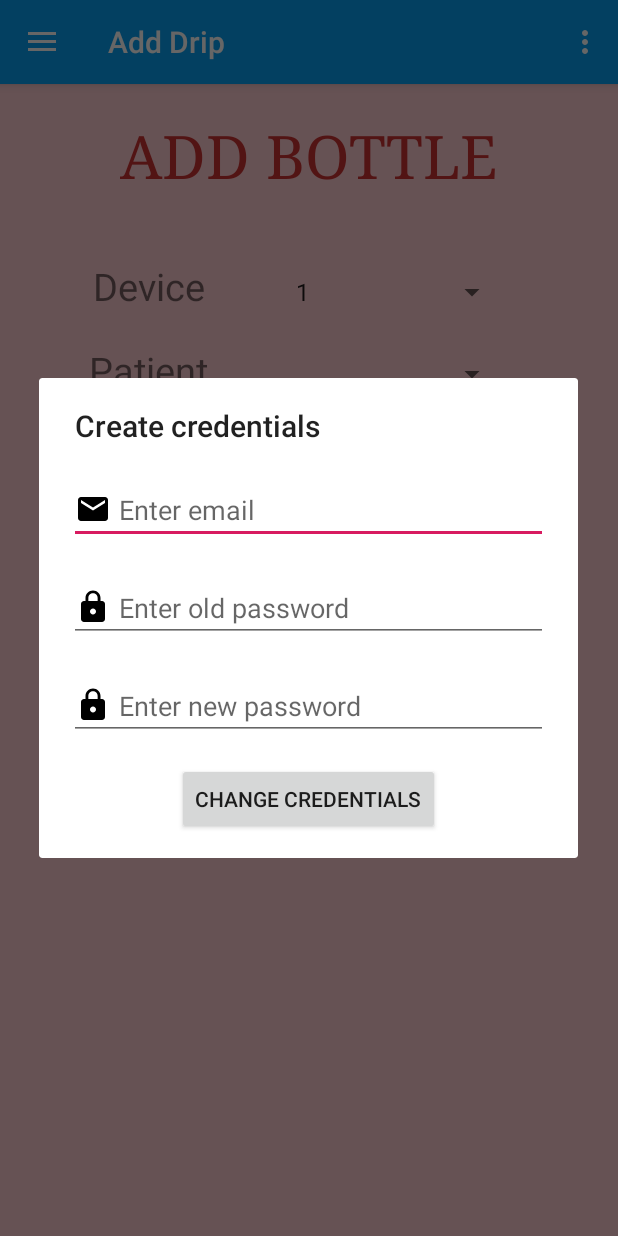
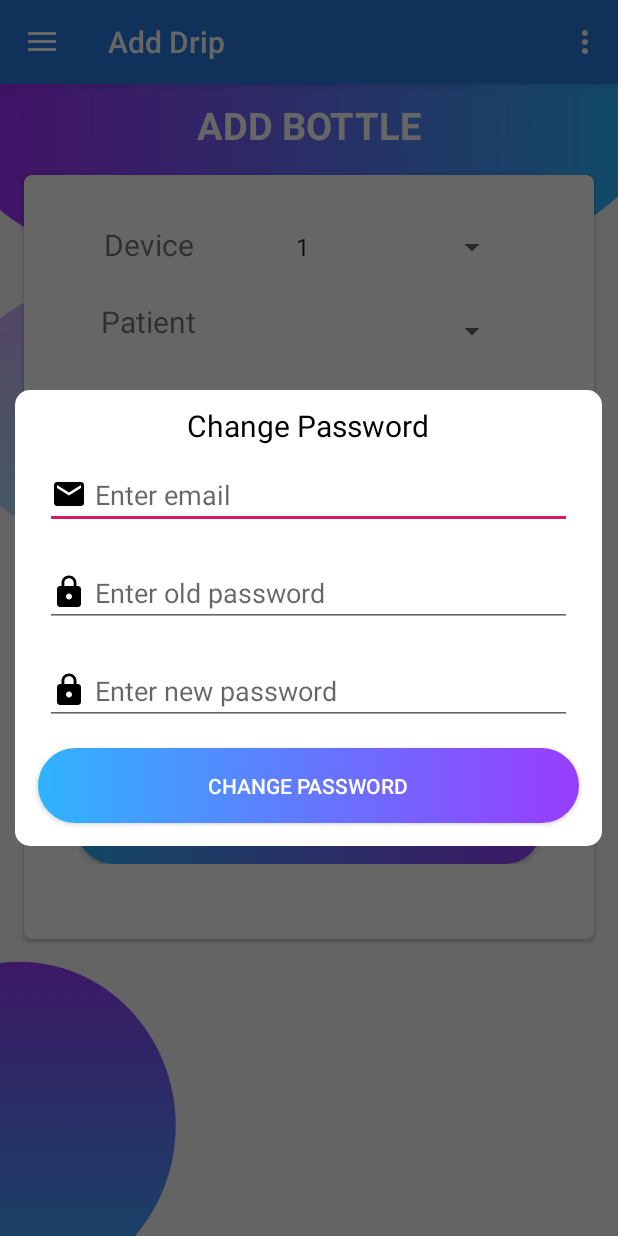
Before and after one commit to pratikg1999/Bottle_Monitor, an Android app: the NavActivity screen opened directly, with no data from a screen before it, in the options menu, after a tap on "Change password", on a phone screen of 412 x 824 dp. Run offline under Robolectric (Android 15) with nearby library versions, the phone set to English and light mode, and no system bars; our stand-ins replace Firebase (no records; nobody signed in at launch, a user with empty details on screens opened directly), navigation-ui; 2 statements that could not run were skipped.

Commit message:
After add bottle , Dialog UI upgrade

```diff
--- a/app/src/main/java/com/example/bottle_monitor/LoginActivity.java
+++ b/app/src/main/java/com/example/bottle_monitor/LoginActivity.java
@@ -7,7 +7,9 @@ import androidx.appcompat.app.AppCompatActivity;
 import android.content.Context;
 import android.content.Intent;
 import android.content.SharedPreferences;
+import android.graphics.Color;
 import android.graphics.Paint;
+import android.graphics.drawable.ColorDrawable;
 import android.os.Bundle;
 import android.util.Log;
 import android.util.Patterns;
@@ -120,8 +122,8 @@ import com.google.firebase.database.ValueEventListener;
         View v = inflater.inflate(R.layout.change_pass_view,null);
         AlertDialog.Builder dialogBuilder = new AlertDialog.Builder(this);
         dialogBuilder.setView(v);
-        dialogBuilder.setTitle("Create credentials");
         final AlertDialog dialog = dialogBuilder.create();
+        dialog.getWindow().setBackgroundDrawable(new ColorDrawable(Color.TRANSPARENT));
         dialog.show();
 
         EditText et_new_email = v.findViewById(R.id.et_new_email);
--- a/app/src/main/java/com/example/bottle_monitor/NavActivity.java
+++ b/app/src/main/java/com/example/bottle_monitor/NavActivity.java
@@ -6,6 +6,7 @@ import android.content.Context;
 import android.content.Intent;
 import android.content.SharedPreferences;
 import android.graphics.Color;
+import android.graphics.drawable.ColorDrawable;
 import android.net.Uri;
 import android.os.Bundle;
 
@@ -186,8 +187,9 @@ public class NavActivity extends AppCompatActivity  implements  AddBottleFragmen
         View v = inflater.inflate(R.layout.change_pass_view,null);
         AlertDialog.Builder dialogBuilder = new AlertDialog.Builder(this);
         dialogBuilder.setView(v);
-        dialogBuilder.setTitle("Create credentials");
+        //dialogBuilder.setTitle("Change Password");
         final AlertDialog dialog = dialogBuilder.create();
+        dialog.getWindow().setBackgroundDrawable(new ColorDrawable(Color.TRANSPARENT));
         dialog.show();
 
         EditText et_new_email = v.findViewById(R.id.et_new_email);
--- a/app/src/main/res/drawable-v24/bt_uifb.xml
+++ b/app/src/main/res/drawable-v24/bt_uifb.xml
@@ -1,18 +1,19 @@
 <?xml version="1.0" encoding="utf-8"?>
-<selector xmlns:android="http://schemas.android.com/apk/res/android">
+<shape xmlns:android="http://schemas.android.com/apk/res/android"
+    android:shape="rectangle">
 
-    <item android:state_pressed="true">
-        <shape android:shape="rectangle">
-            <solid android:color="@color/colorPurple"></solid>
-            <corners android:radius="100dp" />
-        </shape>
-    </item>
+    <gradient
+        android:startColor="#1589E0"
+        android:endColor="#2B2B9E"
+        android:angle="270"
+        android:gradientRadius="30dp"
+        />
+    <corners android:radius="22dp"/>
+    <padding android:top="10dp"
+        android:bottom="10dp"
+        android:left="10dp"
+        android:right="10dp"/>
+    <stroke android:color="#EDE9F3"
+        android:width="2dp"/>
 
-    <item>
-        <shape android:shape="rectangle">
-            <solid android:color="@color/colorWhite"/>
-            <corners android:radius="100dp" />
-            <stroke android:color="@color/colorPurple" android:width="1dp"/>
-        </shape>
-    </item>
-</selector>
+</shape>
--- a/app/src/main/res/drawable/border.xml
+++ b/app/src/main/res/drawable/border.xml
@@ -1,8 +1,8 @@
 <?xml version="1.0" encoding="utf-8"?>
 <shape xmlns:android="http://schemas.android.com/apk/res/android"
     android:shape="rectangle">
-    <solid android:color="#FFFFFF" />
+    <solid android:color="#E6D6D6" />
     <stroke
         android:width="1dp"
-        android:color="#CCCCCC" />
+        android:color="#0F08E6" />
 </shape>
--- /dev/null
+++ b/app/src/main/res/drawable/roundcorner.xml
@@ -0,0 +1,12 @@
+<?xml version="1.0" encoding="utf-8"?>
+<shape xmlns:android="http://schemas.android.com/apk/res/android">
+    <solid
+        android:color="@color/colorWhite"/>
+    <corners
+        android:radius="10dp" />
+    <padding
+        android:left="10dp"
+        android:top="10dp"
+        android:right="10dp"
+        android:bottom="10dp" />
+</shape>
--- a/app/src/main/res/layout/change_pass_view.xml
+++ b/app/src/main/res/layout/change_pass_view.xml
@@ -3,7 +3,16 @@
     android:orientation="vertical" android:layout_width="match_parent"
     android:gravity="center"
     android:padding="10dp"
+    android:background="@drawable/roundcorner"
     android:layout_height="wrap_content">
+
+    <TextView
+        android:layout_gravity="center"
+        android:text="Change Password"
+        android:textSize="20dp"
+        android:textAppearance="@style/CardView.Dark"
+        android:layout_width="wrap_content"
+        android:layout_height="wrap_content"/>
 
     <EditText
         android:id="@+id/et_new_email"
@@ -35,11 +44,14 @@
         android:layout_height="wrap_content"/>
 
     <Button
+        android:background="@drawable/bg_ui"
         android:id="@+id/bt_change_credentials"
-        android:layout_width="wrap_content"
+        android:layout_width="match_parent"
         android:layout_height="wrap_content"
         android:layout_margin="5dp"
-        android:text="Change credentials"/>
+        android:padding="15dp"
+        android:textColor="@color/colorWhite"
+        android:text="Change Password"/>
 
 
 
--- a/app/src/main/res/layout/fragment_add_bottle.xml
+++ b/app/src/main/res/layout/fragment_add_bottle.xml
@@ -1,25 +1,46 @@
 <?xml version="1.0" encoding="utf-8"?>
-<LinearLayout xmlns:android="http://schemas.android.com/apk/res/android"
+<ScrollView xmlns:android="http://schemas.android.com/apk/res/android"
     android:layout_width="match_parent"
-    android:layout_height="match_parent"
+    android:layout_height="wrap_content"
     xmlns:app="http://schemas.android.com/apk/res-auto"
-    android:background="#FFCDD2"
-    android:orientation="vertical"
-    android:padding="16dp">
+    android:background="@drawable/signup_bg"
+    >
 
 
+    <LinearLayout
+        android:orientation="vertical"
+        android:layout_width="match_parent"
+        android:layout_height="wrap_content">
 
         <TextView
-        android:id="@+id/contact_form_title"
+            android:layout_gravity="center"
             android:layout_width="wrap_content"
             android:layout_height="wrap_content"
-        android:layout_gravity="center_horizontal"
-        android:layout_marginBottom="16dp"
-        android:layout_marginTop="5dp"
+            android:layout_marginTop="10dp"
+            android:elevation="10dp"
             android:text="ADD BOTTLE"
-        android:textColor="#ce3232"
-        android:textSize="40sp"
-        android:typeface="serif" />
+            android:textColor="@color/colorWhite"
+            android:textSize="25sp"
+            android:textStyle="bold" />
+        <androidx.cardview.widget.CardView
+            android:layout_width="match_parent"
+            android:elevation="8dp"
+            android:layout_margin="16dp"
+            app:cardCornerRadius="5dp"
+            android:layout_height="wrap_content">
+            <LinearLayout
+                android:layout_width="match_parent"
+                android:layout_height="wrap_content"
+                android:orientation="vertical"
+                android:paddingBottom="50dp">
+
+
+                <LinearLayout
+                    android:layout_marginBottom="-30dp"
+                    android:layout_width="match_parent"
+                    android:layout_height="wrap_content"
+                    android:orientation="vertical"
+                    android:paddingBottom="50dp">
 
                     <LinearLayout
                         android:paddingTop="20dp"
@@ -31,7 +52,7 @@
 
                             android:text="Device"
                             android:textAlignment="center"
-            android:textSize="25dp"
+                            android:textSize="20dp"
                             android:layout_width="149dp"
                             android:layout_height="40dp"
                             android:layout_marginBottom="8dp"
@@ -73,7 +94,7 @@
 
                             android:text="Patient"
                             android:textAlignment="center"
-            android:textSize="25dp"
+                            android:textSize="20dp"
                             android:layout_width="149dp"
                             android:layout_height="40dp"
                             android:layout_marginBottom="8dp"
@@ -86,8 +107,6 @@
                             app:layout_constraintStart_toStartOf="parent"
                             app:layout_constraintTop_toTopOf="parent"
                             app:layout_constraintVertical_bias="0.498" />
-
-        />
 
                         <Spinner
                             android:id="@+id/spPatient"
@@ -105,48 +124,86 @@
                             app:layout_constraintTop_toTopOf="parent"
                             app:layout_constraintVertical_bias="0.498" />
 
+                    </LinearLayout>
+
 
                 </LinearLayout>
 
 
-    <EditText
-        android:id="@+id/etBottleContent"
-        android:layout_gravity="center"
-        android:layout_width="290dp"
+
+
+                <TextView
+                    android:layout_width="wrap_content"
                     android:layout_height="wrap_content"
-        android:backgroundTint="@color/colorPrimaryDark"
-        android:hint="Bottle Content"
-        android:inputType="textAutoComplete" />
+                    android:layout_margin="10dp"
+                    android:text="Bottle Content"
+                    android:textColor="@color/colorPurple"
+                    android:textSize="14sp"
+                    android:textStyle="bold" />
 
                 <EditText
+                    android:hint="e.g. glucose or blood"
+                    android:id="@+id/etBottleContent"
+                    android:layout_width="match_parent"
+                    android:layout_height="wrap_content"
+                    android:layout_marginLeft="10dp"
+                    android:layout_marginRight="10dp"
+                    android:inputType="text" />
+
+                <TextView
+                    android:layout_width="wrap_content"
+                    android:layout_height="wrap_content"
+                    android:layout_margin="10dp"
+                    android:text="Bottle Quantity (in mL)"
+                    android:textColor="@color/colorPurple"
+                    android:textSize="14sp"
+                    android:textStyle="bold" />
+
+                <EditText
+                    android:hint="1000ml"
                     android:id="@+id/etBottleQty"
-        android:layout_gravity="center"
-        android:layout_width="290dp"
-        android:layout_marginTop="20dp"
+                    android:layout_width="match_parent"
                     android:layout_height="wrap_content"
-        android:backgroundTint="@color/colorPrimaryDark"
-        android:hint="Bottle Quantity (in mL)"
-        android:inputType="textAutoComplete" />
+                    android:layout_marginLeft="10dp"
+                    android:layout_marginRight="10dp"
+                    android:inputType="number" />
+
+                <TextView
+                    android:layout_width="wrap_content"
+                    android:layout_height="wrap_content"
+                    android:layout_margin="10dp"
+                    android:text="Room No"
+                    android:textColor="@color/colorPurple"
+                    android:textSize="14sp"
+                    android:textStyle="bold" />
+
                 <EditText
+                    android:hint="104 or 106"
                     android:id="@+id/etRoomNo"
-        android:layout_gravity="center"
-        android:layout_width="290dp"
+                    android:layout_width="match_parent"
                     android:layout_height="wrap_content"
-        android:backgroundTint="@color/colorPrimaryDark"
-        android:hint="Room No"
-        android:layout_marginTop="20dp"
-        android:inputType="textAutoComplete" />
+                    android:layout_marginLeft="10dp"
+                    android:layout_marginRight="10dp"
+                    android:inputType="number" />
+
 
                 <Button
                     android:id="@+id/btnSwitchOn"
-        android:layout_marginTop="20dp"
-        android:layout_width="wrap_content"
+                    android:layout_marginTop="5dp"
+                    android:layout_marginLeft="35dp"
+                    android:layout_marginRight="35dp"
+                    android:layout_width="match_parent"
                     android:layout_height="wrap_content"
-        android:layout_gravity="center_horizontal"
-        android:background="@color/colorPrimaryDark"
-        android:elevation="4dp"
-        android:paddingLeft="70dp"
-        android:paddingRight="70dp"
-        android:text="Switch On"
-        android:textColor="#fff" />
+                    android:background="@drawable/bg_ui"
+                    android:text="SWITCH ON"
+                    android:textColor="@color/colorWhite" />
             </LinearLayout>
+
+
+
+        </androidx.cardview.widget.CardView>
+
+    </LinearLayout>
+
+
+</ScrollView>
--- a/app/src/main/res/layout/nav_header_nav.xml
+++ b/app/src/main/res/layout/nav_header_nav.xml
@@ -3,7 +3,7 @@
     xmlns:app="http://schemas.android.com/apk/res-auto"
     android:layout_width="match_parent"
     android:layout_height="@dimen/nav_header_height"
-    android:background="@drawable/side_nav_bar"
+    android:background="#287ADF"
     android:gravity="bottom"
     android:orientation="vertical"
     android:paddingLeft="@dimen/activity_horizontal_margin"
@@ -12,25 +12,26 @@
     android:paddingBottom="@dimen/activity_vertical_margin"
     android:theme="@style/ThemeOverlay.AppCompat.Dark">
 
-    <ImageView
-        android:id="@+id/imageView"
-        android:layout_width="wrap_content"
-        android:layout_height="wrap_content"
-        android:contentDescription="@string/nav_header_desc"
-        android:paddingTop="@dimen/nav_header_vertical_spacing"
-        app:srcCompat="@mipmap/ic_launcher_round" />
+<!--    <ImageView-->
+<!--        android:background="@drawable/roundcorner"-->
+<!--        android:id="@+id/imageView"-->
+<!--        android:layout_width="100dp"-->
+<!--        android:layout_height="100dp"-->
+<!--        android:contentDescription="@string/nav_header_desc"-->
+<!--        android:paddingTop="@dimen/nav_header_vertical_spacing"-->
+<!--        app:srcCompat="@drawable/person_image" />-->
 
     <TextView
         android:layout_width="match_parent"
         android:layout_height="wrap_content"
         android:paddingTop="@dimen/nav_header_vertical_spacing"
-        android:text="@string/nav_header_title"
+        android:text="Smart Bottle"
         android:textAppearance="@style/TextAppearance.AppCompat.Body1" />
 
     <TextView
         android:id="@+id/textView"
         android:layout_width="wrap_content"
         android:layout_height="wrap_content"
-        android:text="@string/nav_header_subtitle" />
+        android:text="By IIIT  Naya Raipur_Stack_underfolw" />
 
 </LinearLayout>
--- a/app/src/main/res/values/colors.xml
+++ b/app/src/main/res/values/colors.xml
@@ -1,7 +1,7 @@
 <?xml version="1.0" encoding="utf-8"?>
 <resources>
-    <color name="colorPrimary">#08A1F3</color>
-    <color name="colorPrimaryDark">#0798F0</color>
+    <color name="colorPrimary">#287ADF</color>
+    <color name="colorPrimaryDark">#287ADF</color>
     <color name="colorAccent">#D81B60</color>
 
     <color name="colorWhite">#ffffff</color>
```
Lines whose indentation alone changed are shown as unchanged.
